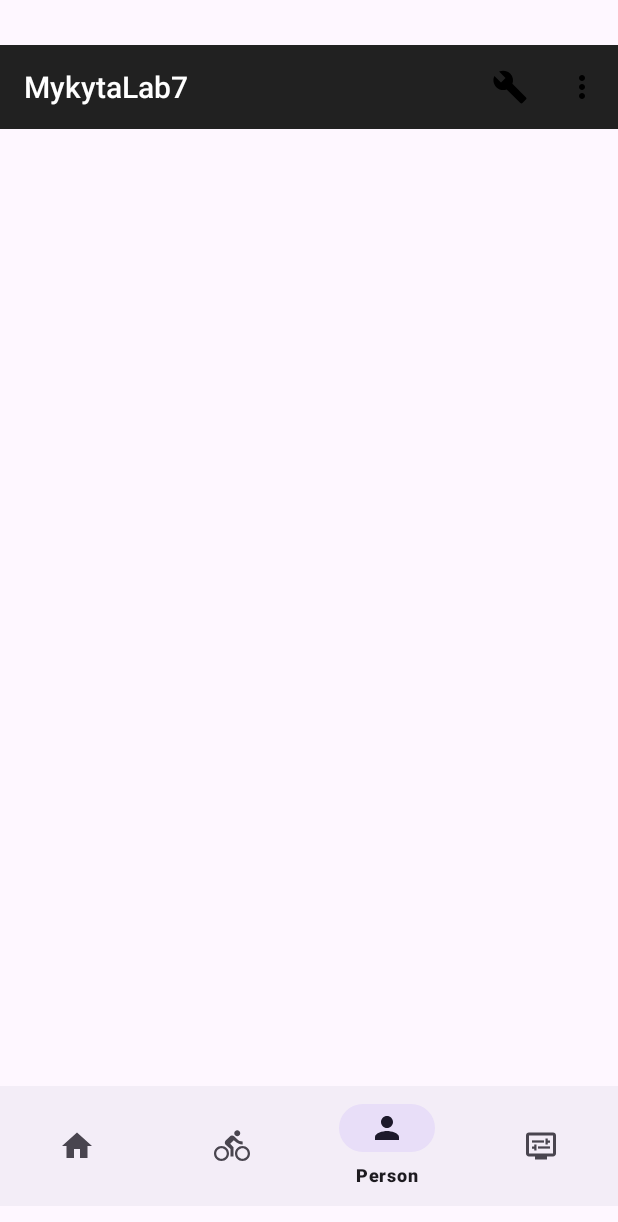
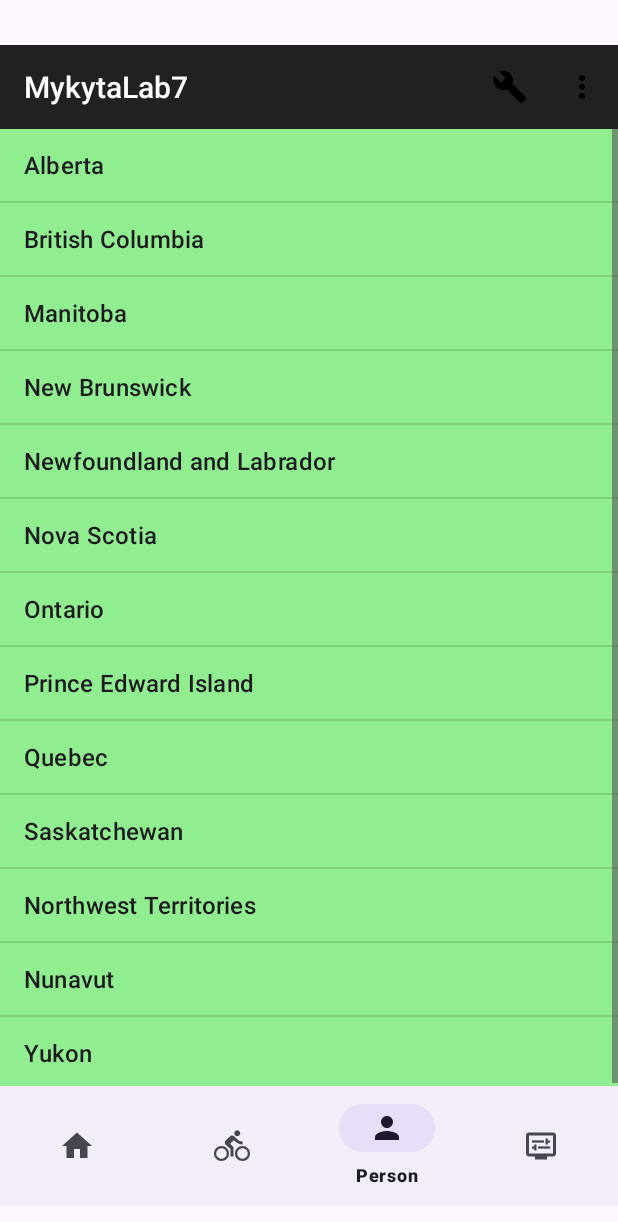
Before and after one commit to MykytaDymchenko01624/MykytaDymchenkoLab7, an Android app: the screen it shows after launch (MainActivity), item 3 of the bottom bar chosen, on a phone screen of 412 x 824 dp. Shown: the top 1222 px of the screen. Run offline under Robolectric (Android 15) with nearby library versions, the phone set to English and light mode, and no system bars.

Commit message:
Created create settings fragment and implemented functionality for person fragment

```diff
--- a/app/src/main/java/mykyta/dymchenko/n01624422/PersonFragment.kt
+++ b/app/src/main/java/mykyta/dymchenko/n01624422/PersonFragment.kt
@@ -5,6 +5,9 @@ import androidx.fragment.app.Fragment
 import android.view.LayoutInflater
 import android.view.View
 import android.view.ViewGroup
+import android.widget.AdapterView
+import android.widget.ArrayAdapter
+import android.widget.ListView
 
 // TODO: Rename parameter arguments, choose names that match
 // the fragment initialization parameters, e.g. ARG_ITEM_NUMBER
@@ -20,6 +23,9 @@ class PersonFragment : Fragment() {
     // TODO: Rename and change types of parameters
     private var param1: String? = null
     private var param2: String? = null
+    private var selectedItem: String? = null
+    private var selectedIndex: Int = -1
+    private lateinit var listView: ListView
 
     override fun onCreate(savedInstanceState: Bundle?) {
         super.onCreate(savedInstanceState)
@@ -34,7 +40,38 @@ class PersonFragment : Fragment() {
         savedInstanceState: Bundle?
     ): View? {
         // Inflate the layout for this fragment
-        return inflater.inflate(R.layout.fragment_person, container, false)
+        val view = inflater.inflate(R.layout.fragment_person, container, false)
+
+        view.setBackgroundColor(android.graphics.Color.parseColor("#90EE90"))
+
+        listView = view.findViewById(R.id.listViewProvinces)
+
+        val provinces = resources.getStringArray(R.array.provinces_array)
+        val adapter = ArrayAdapter(requireContext(), android.R.layout.simple_list_item_activated_1, provinces)
+        listView.adapter = adapter
+
+        listView.choiceMode = ListView.CHOICE_MODE_SINGLE
+
+        listView.onItemClickListener = AdapterView.OnItemClickListener { _, _, position, _ ->
+            selectedItem = provinces[position]
+            selectedIndex = position + 1
+            sendDataToSettingsFragment()
+        }
+
+        return view
+    }
+
+    private fun sendDataToSettingsFragment() {
+        val settingsFragment = SettingsFragment()
+        val bundle = Bundle()
+        bundle.putString("selectedItem", selectedItem)
+        bundle.putInt("selectedIndex", selectedIndex)
+        settingsFragment.arguments = bundle
+
+        parentFragmentManager.beginTransaction()
+            .replace(R.id.fragmentContainer, settingsFragment)
+            .addToBackStack(null)
+            .commit()
     }
 
     companion object {
--- a/app/src/main/res/layout/fragment_person.xml
+++ b/app/src/main/res/layout/fragment_person.xml
@@ -1,14 +1,12 @@
 <?xml version="1.0" encoding="utf-8"?>
-<FrameLayout xmlns:android="http://schemas.android.com/apk/res/android"
-    xmlns:tools="http://schemas.android.com/tools"
+<LinearLayout xmlns:android="http://schemas.android.com/apk/res/android"
     android:layout_width="match_parent"
     android:layout_height="match_parent"
-    tools:context=".PersonFragment">
+    android:orientation="vertical">
 
-    <!-- TODO: Update blank fragment layout -->
-    <TextView
+    <ListView
+        android:id="@+id/listViewProvinces"
         android:layout_width="match_parent"
         android:layout_height="match_parent"
-        />
-
-</FrameLayout>
+        android:choiceMode="singleChoice" />
+</LinearLayout>
--- a/app/src/main/res/values/strings.xml
+++ b/app/src/main/res/values/strings.xml
@@ -10,4 +10,21 @@
     <string name="option_1">Option 1</string>
     <string name="option_2">Option 2</string>
     <string name="option_3">Option 3</string>
+    <string-array name="provinces_array">
+        <item>Alberta</item>
+        <item>British Columbia</item>
+        <item>Manitoba</item>
+        <item>New Brunswick</item>
+        <item>Newfoundland and Labrador</item>
+        <item>Nova Scotia</item>
+        <item>Ontario</item>
+        <item>Prince Edward Island</item>
+        <item>Quebec</item>
+        <item>Saskatchewan</item>
+        <item>Northwest Territories</item>
+        <item>Nunavut</item>
+        <item>Yukon</item>
+    </string-array>
+    <!-- TODO: Remove or change this placeholder text -->
+    <string name="hello_blank_fragment">Hello blank fragment</string>
 </resources>
```
Also changed, not shown: app/src/main/java/mykyta/dymchenko/n01624422/SettingsFragment.kt (added, +59 -0 lines), app/src/main/res/layout/fragment_settings.xml (added, +14 -0 lines), 1 other file.
